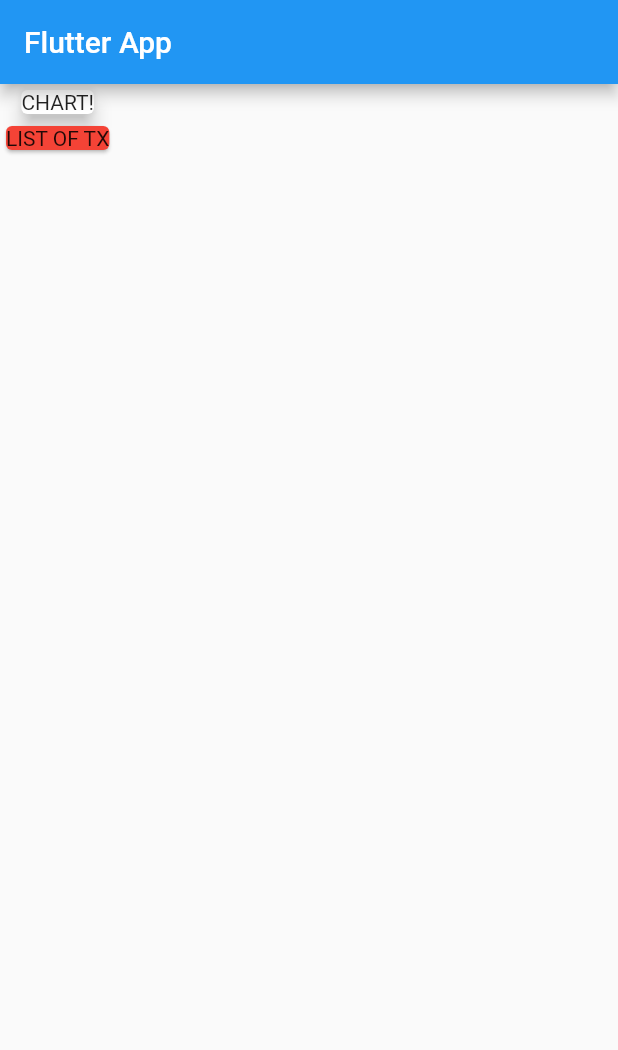
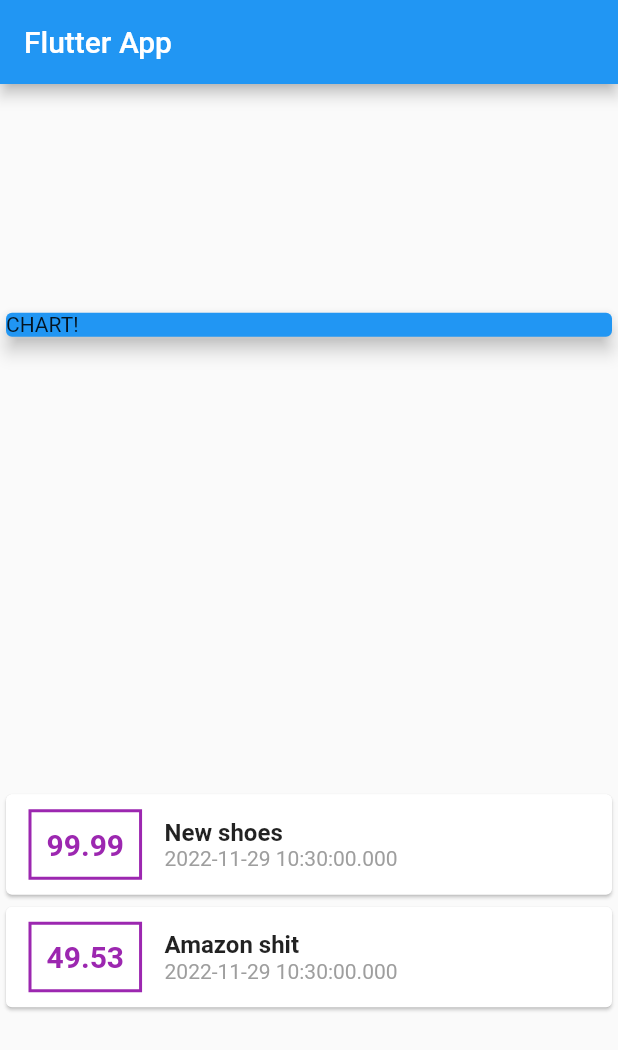
Before and after one commit to Arieh-code/expenses_projcet, a Flutter app: the screen it shows after launch, on a phone screen of 412 x 824 dp. Shown: the top 1050 px of the screen. Run offline on Flutter 3.47's test engine with Material 2 defaults, Android fonts, the light colour scheme and no system bars.

Commit message:
added styling around boxes

```diff
--- a/lib/main.dart
+++ b/lib/main.dart
@@ -4,6 +4,8 @@ import './transaction.dart';
 void main() => runApp(MyApp());
 
 class MyApp extends StatelessWidget {
+  const MyApp({super.key});
+
   @override
   Widget build(BuildContext context) {
     return MaterialApp(
@@ -18,24 +20,77 @@ class MyHomePage extends StatelessWidget {
     Transaction(
         id: 't1', title: 'New shoes', amount: 99.99, date: DateTime.now()),
     Transaction(
-        id: 't2', title: 'Amazon shit', amount: 49, date: DateTime.now())
+        id: 't2', title: 'Amazon shit', amount: 49.53, date: DateTime.now())
   ];
+
+  MyHomePage({super.key});
   @override
   Widget build(BuildContext context) {
     return Scaffold(
       appBar: AppBar(
-        title: Text('Flutter App'),
+        title: const Text('Flutter App'),
       ),
       body: Column(
+        mainAxisAlignment: MainAxisAlignment.spaceAround,
+        crossAxisAlignment: CrossAxisAlignment.stretch,
         children: <Widget>[
-          Card(
-            child: Text('CHART!'),
-            elevation: 5,
+          const SizedBox(
+            width: double.infinity,
+            child: Card(
+              color: Colors.blue,
+              elevation: 5,
+              child: Text('CHART!'),
+            ),
           ),
-          Card(
-            child: Text('LIST OF TX'),
-            color: Colors.red,
-          )
+          Column(
+            children: transactions.map((tx) {
+              return Card(
+                child: Row(
+                  children: <Widget>[
+                    Container(
+                      margin: const EdgeInsets.symmetric(
+                        vertical: 10,
+                        horizontal: 15,
+                      ),
+                      decoration: BoxDecoration(
+                        border: Border.all(
+                          color: Colors.purple,
+                          width: 2,
+                        ),
+                      ),
+                      padding: const EdgeInsets.all(10),
+                      child: Text(
+                        tx.amount.toString(),
+                        style: const TextStyle(
+                          fontWeight: FontWeight.bold,
+                          fontSize: 20,
+                          color: Colors.purple,
+                        ),
+                      ),
+                    ),
+                    Column(
+                      crossAxisAlignment: CrossAxisAlignment.start,
+                      children: <Widget>[
+                        Text(
+                          tx.title,
+                          style: const TextStyle(
+                            fontSize: 16,
+                            fontWeight: FontWeight.bold,
+                          ),
+                        ),
+                        Text(
+                          tx.date.toString(),
+                          style: const TextStyle(
+                            color: Colors.grey,
+                          ),
+                        ),
+                      ],
+                    ),
+                  ],
+                ),
+              );
+            }).toList(),
+          ),
         ],
       ),
     );
```
